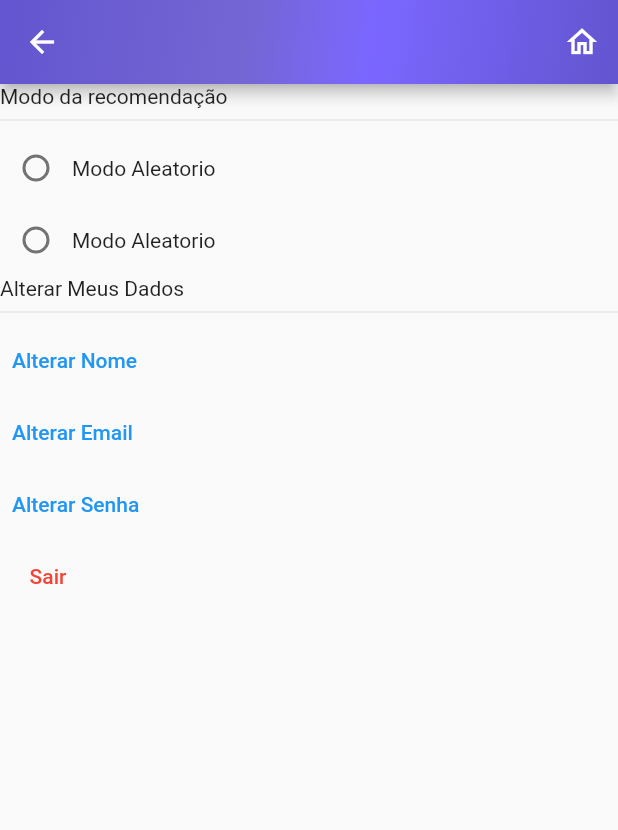
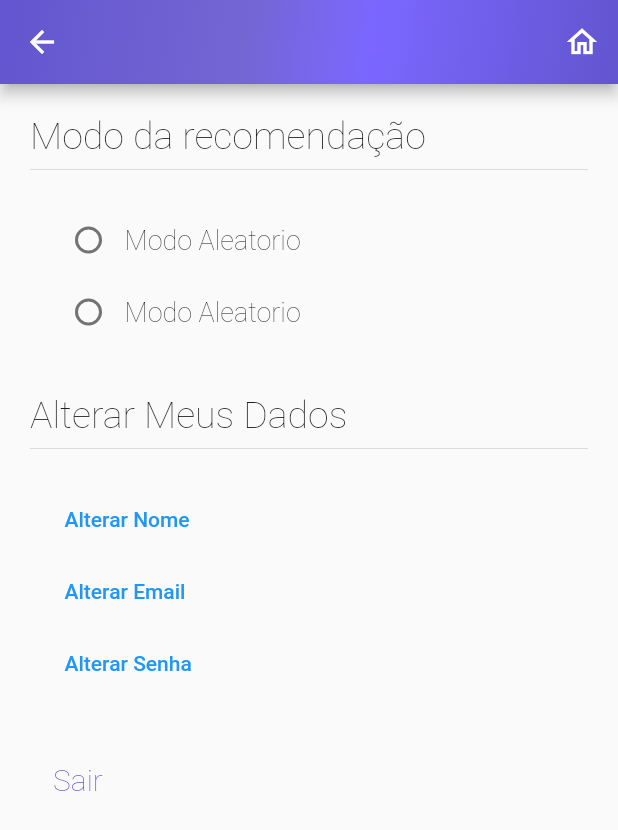
Before and after one commit to Grazifelix/Like-A-book-App, a Flutter app: the ProfileSettingsPage screen opened directly with empty values, on a phone screen of 412 x 824 dp. Shown: the top 830 px of the screen. Run offline on Flutter 3.47's test engine with Material 2 defaults, Android fonts, the phone set to English and light mode, and no system bars; our stand-ins replace email_validator, firebase_auth, firebase_core; accounts and stored records are empty.

Commit message:
feat(style-improvements): setting style improvements in profile settings

```diff
--- a/lib/src/view/profile_settings_view.dart
+++ b/lib/src/view/profile_settings_view.dart
@@ -50,14 +50,22 @@ class _ProfileSettingsPageState extends State<ProfileSettingsPage> {
           ),
         ],
       ),
-      body: Column(
+      body: Container(
+        padding: const EdgeInsets.all(20.0),
+        child: Column(
           crossAxisAlignment: CrossAxisAlignment.start,
           children: [
-          const Text('Modo da recomendação'),
+            const Text(
+              'Modo da recomendação',
+              style: TextStyle(fontSize: 25.0, fontWeight: FontWeight.w100),
+            ),
             const Divider(),
-          Row(
+            Container(
+              padding: const EdgeInsets.only(left: 15.0, top: 15),
+              child: Row(
                 children: [
                   Checkbox(
+                    activeColor: const Color.fromARGB(255, 99, 85, 207),
                     shape: const CircleBorder(),
                     value: check1,
                     onChanged: (value) => setState(
@@ -67,12 +75,20 @@ class _ProfileSettingsPageState extends State<ProfileSettingsPage> {
                       },
                     ),
                   ),
-              const Text('Modo Aleatorio'),
+                  const Text(
+                    'Modo Aleatorio',
+                    style:
+                        TextStyle(fontSize: 18.0, fontWeight: FontWeight.w100),
+                  ),
                 ],
               ),
-          Row(
+            ),
+            Container(
+              padding: const EdgeInsets.only(left: 15.0, bottom: 30),
+              child: Row(
                 children: [
                   Checkbox(
+                    activeColor: const Color.fromARGB(255, 99, 85, 207),
                     shape: const CircleBorder(),
                     value: check2,
                     onChanged: (value) => setState(
@@ -82,18 +98,34 @@ class _ProfileSettingsPageState extends State<ProfileSettingsPage> {
                       },
                     ),
                   ),
-              const Text('Modo Aleatorio'),
+                  const Text(
+                    'Modo Aleatorio',
+                    style:
+                        TextStyle(fontSize: 18.0, fontWeight: FontWeight.w100),
+                  ),
                 ],
               ),
-          const Text('Alterar Meus Dados'),
+            ),
+            const Text(
+              'Alterar Meus Dados',
+              style: TextStyle(fontSize: 25.0, fontWeight: FontWeight.w100),
+            ),
             const Divider(),
-          TextButton(
+            Container(
+              padding: const EdgeInsets.only(left: 15.0, top: 15),
+              child: TextButton(
                 onPressed: () {
                   showDialog(
                     context: context,
                     builder: (BuildContext context) {
                       return AlertDialog(
-                    title: const Text('Alterar Nome'),
+                        title: const Text(
+                          'Alterar Nome',
+                          style: TextStyle(
+                              fontSize: 18.0,
+                              fontWeight: FontWeight.w100,
+                              color: Colors.black),
+                        ),
                         content: Form(
                           key: _nameFormKey,
                           child: Column(
@@ -127,13 +159,22 @@ class _ProfileSettingsPageState extends State<ProfileSettingsPage> {
                 },
                 child: const Text('Alterar Nome'),
               ),
-          TextButton(
+            ),
+            Container(
+              padding: const EdgeInsets.only(left: 15.0),
+              child: TextButton(
                 onPressed: () {
                   showDialog(
                     context: context,
                     builder: (BuildContext context) {
                       return AlertDialog(
-                    title: const Text('Alterar Email'),
+                        title: const Text(
+                          'Alterar Email',
+                          style: TextStyle(
+                              fontSize: 18.0,
+                              fontWeight: FontWeight.w100,
+                              color: Colors.black),
+                        ),
                         content: Form(
                           key: _emailFormKey,
                           child: Column(
@@ -167,13 +208,22 @@ class _ProfileSettingsPageState extends State<ProfileSettingsPage> {
                 },
                 child: const Text('Alterar Email'),
               ),
-          TextButton(
+            ),
+            Container(
+              padding: const EdgeInsets.only(left: 15.0, bottom: 30),
+              child: TextButton(
                 onPressed: () {
                   showDialog(
                     context: context,
                     builder: (BuildContext context) {
                       return AlertDialog(
-                    title: const Text('Alterar Senha'),
+                        title: const Text(
+                          'Alterar Senha',
+                          style: TextStyle(
+                              fontSize: 18.0,
+                              fontWeight: FontWeight.w100,
+                              color: Colors.black),
+                        ),
                         content: Form(
                           key: _passwordFormKey,
                           child: Column(
@@ -181,8 +231,8 @@ class _ProfileSettingsPageState extends State<ProfileSettingsPage> {
                             children: [
                               TextFormField(
                                 keyboardType: TextInputType.visiblePassword,
-                            decoration:
-                                const InputDecoration(labelText: "Nova senha"),
+                                decoration: const InputDecoration(
+                                    labelText: "Nova senha"),
                                 validator: (value) =>
                                     profileControl.validateNewPassword(value!),
                                 onSaved: (value) =>
@@ -213,6 +263,7 @@ class _ProfileSettingsPageState extends State<ProfileSettingsPage> {
                 },
                 child: const Text('Alterar Senha'),
               ),
+            ),
             TextButton(
               onPressed: () {
                 profileControl.logout();
@@ -222,17 +273,21 @@ class _ProfileSettingsPageState extends State<ProfileSettingsPage> {
               child: const Text(
                 'Sair',
                 style: TextStyle(
-                color: Colors.red,
-              ),
+                    color: Color.fromARGB(255, 99, 85, 207),
+                    fontSize: 20,
+                    fontWeight: FontWeight.w100),
               ),
             )
           ],
+        ),
       ),
     );
   }
 
   Widget buttonsDialog(GlobalKey<FormState> formKey) {
-    return Row(
+    return Container(
+      padding: const EdgeInsets.symmetric(horizontal: 15, vertical: 15),
+      child: Row(
         children: [
           Material(
             borderRadius: const BorderRadius.all(
@@ -321,6 +376,7 @@ class _ProfileSettingsPageState extends State<ProfileSettingsPage> {
             ),
           ),
         ],
+      ),
     );
   }
 }
```
Lines whose indentation alone changed are shown as unchanged.
